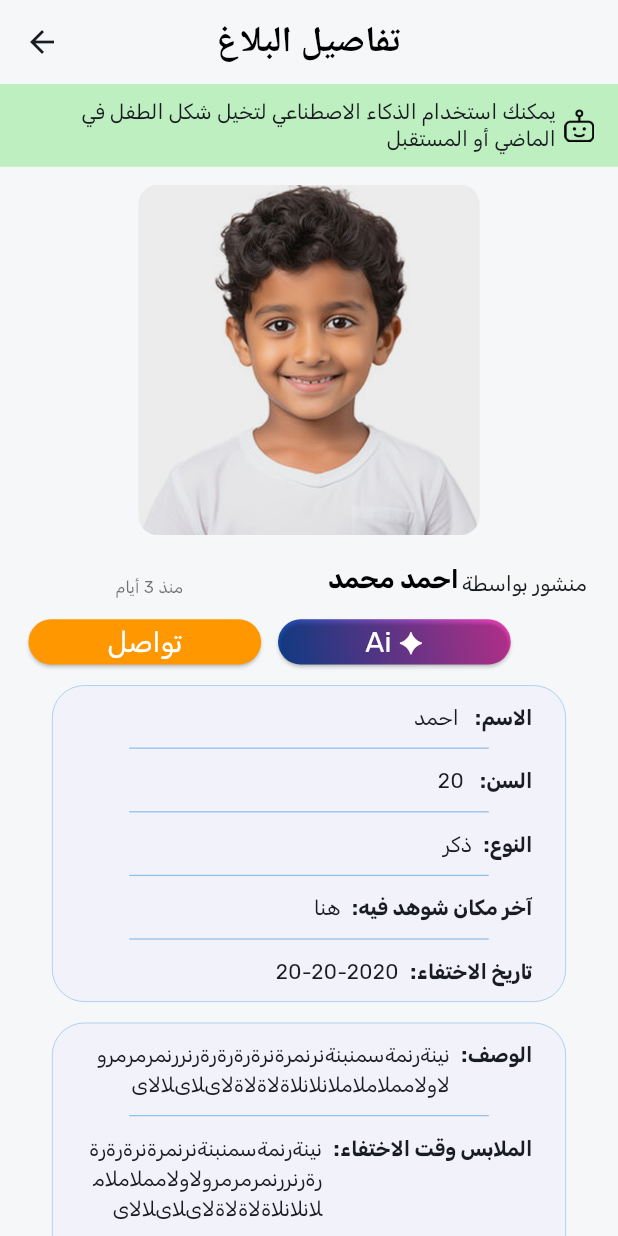
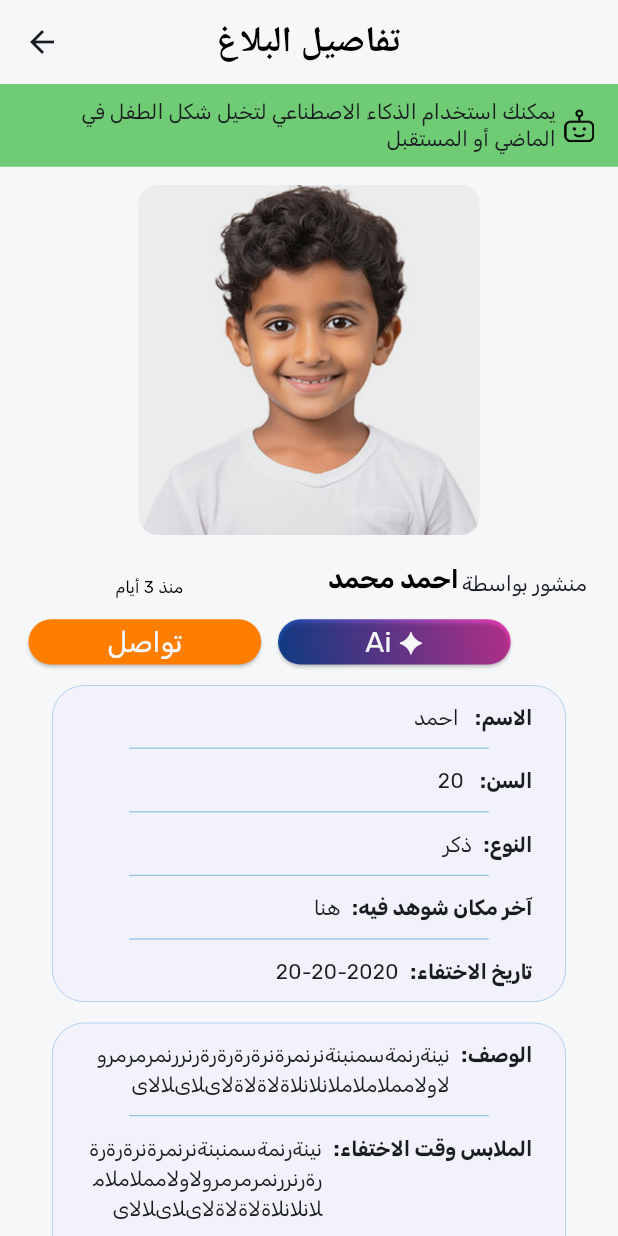
Before and after one commit to rofidarashed/kheet_amal, a Flutter app: the ReportDetails screen opened directly, on a phone screen of 412 x 824 dp. Run offline on Flutter 3.47's test engine with Material 3 defaults, Android fonts, the phone set to English and light mode, and no system bars; our stand-ins replace bloc, calendar_date_picker2, country_code_picker, dotted_border, dropdown_button2, easy_localization and 9 more; accounts and stored records are empty; project files that could hold a hidden picture were left out.

Commit message:
feat: update colors in report details and custom icon button for consistency

```diff
--- a/lib/feature/report_details/screen/report_details.dart
+++ b/lib/feature/report_details/screen/report_details.dart
@@ -22,7 +22,7 @@ class ReportDetails extends StatelessWidget {
               Container(
                 height: 64.sp,
                 width: double.infinity,
-                color: Color(0xFFBEEFC1),
+                color: AppColors.sGreen,
                 padding: EdgeInsets.symmetric(horizontal: 16.w, vertical: 8.h),
                 child: Row(
                   children: [
@@ -71,7 +71,7 @@ class ReportDetails extends StatelessWidget {
                    Text(
                         'since'.tr(),
                         style: TextStyle(
-                          color: Colors.black54,
+                          color: AppColors.black,
                           fontSize: 13.sp,
                         ),),
                   Padding(
@@ -81,7 +81,7 @@ class ReportDetails extends StatelessWidget {
                       style: TextStyle(
                         fontSize: 20.sp,
                         fontWeight: FontWeight.w600,
-                        color: Colors.black,
+                        color: AppColors.black,
                       ),
                     ),
                   ),
@@ -99,7 +99,7 @@ class ReportDetails extends StatelessWidget {
                   children: [
                     CustomIconButton(
                       text: 'contact'.tr(),
-                      backgroundColor: Colors.orange,
+                      backgroundColor: AppColors.secondaryColor,
                       onPressed: () {},
                     ),
                     SizedBox(width: 12.w),
--- a/lib/feature/report_details/widgets/custom_icon_button.dart
+++ b/lib/feature/report_details/widgets/custom_icon_button.dart
@@ -1,5 +1,6 @@
 import 'package:flutter/material.dart';
 import 'package:flutter_screenutil/flutter_screenutil.dart';
+import 'package:kheet_amal/core/utils/app_colors.dart';
 
 class CustomIconButton extends StatelessWidget {
   final String text;
@@ -47,7 +48,7 @@ class CustomIconButton extends StatelessWidget {
                   TextStyle(
                     fontSize: 22.sp,
                     fontWeight: FontWeight.w400,
-                    color: Colors.white,
+                    color: AppColors.backgroundColor,
                   ),
             ),
           ],
```
